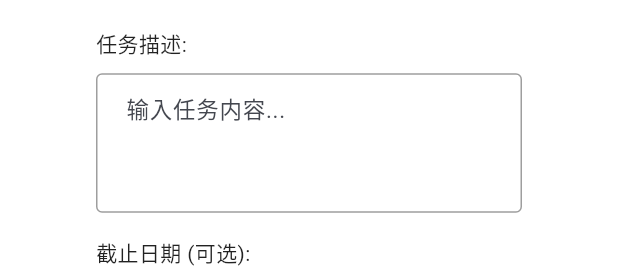
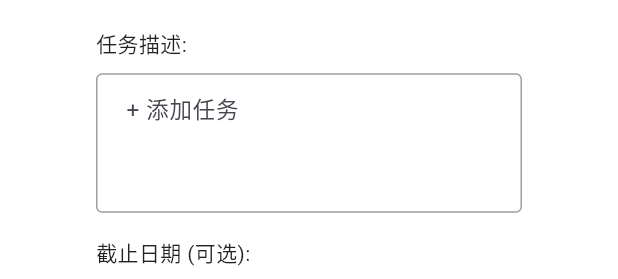
Before and after one commit to jrtxio/taskly, a Flutter app: the TaskInputDialog widget shown alone on an empty page, opened directly with empty values, on a phone screen of 412 x 824 dp. Shown: the part 304-583 px from the top of the screen. Run offline on Flutter 3.47's test engine with Material 3 defaults, Android fonts, the phone set to English and light mode, and no system bars; our stand-ins replace file_picker, get_it, logger, sqflite, sqflite_common_ffi; missing offline and left inert: desktop_window; accounts and stored records are empty; project files that could hold a hidden picture were left out.

Commit message:
style(widgets): update hint text for task input fields
Change hint text to be more consistent and concise across task input dialogs

```diff
--- a/lib/widgets/task_dialogs.dart
+++ b/lib/widgets/task_dialogs.dart
@@ -133,7 +133,7 @@ class _TaskInputDialogState extends State<TaskInputDialog> {
                 focusedBorder: OutlineInputBorder(
                   borderSide: BorderSide(color: Color(0xFF007AFF)),
                 ),
-                hintText: '输入任务内容...',
+                hintText: '+ 添加任务',
               ),
             ),
             const SizedBox(height: 16),
--- a/lib/widgets/task_list_view.dart
+++ b/lib/widgets/task_list_view.dart
@@ -260,9 +260,7 @@ class _TaskListViewState extends State<TaskListView> {
               controller: _quickAddController,
               enabled: widget.isDatabaseConnected,
               decoration: InputDecoration(
-                hintText: widget.isDatabaseConnected
-                    ? '添加新任务... (支持 +1d, @10am 等快捷日期)'
-                    : '请先创建或打开数据库',
+                hintText: widget.isDatabaseConnected ? '+ 添加任务' : '请先创建或打开数据库',
                 border: InputBorder.none,
                 contentPadding: const EdgeInsets.symmetric(vertical: 8),
                 hintStyle: TextStyle(
```
